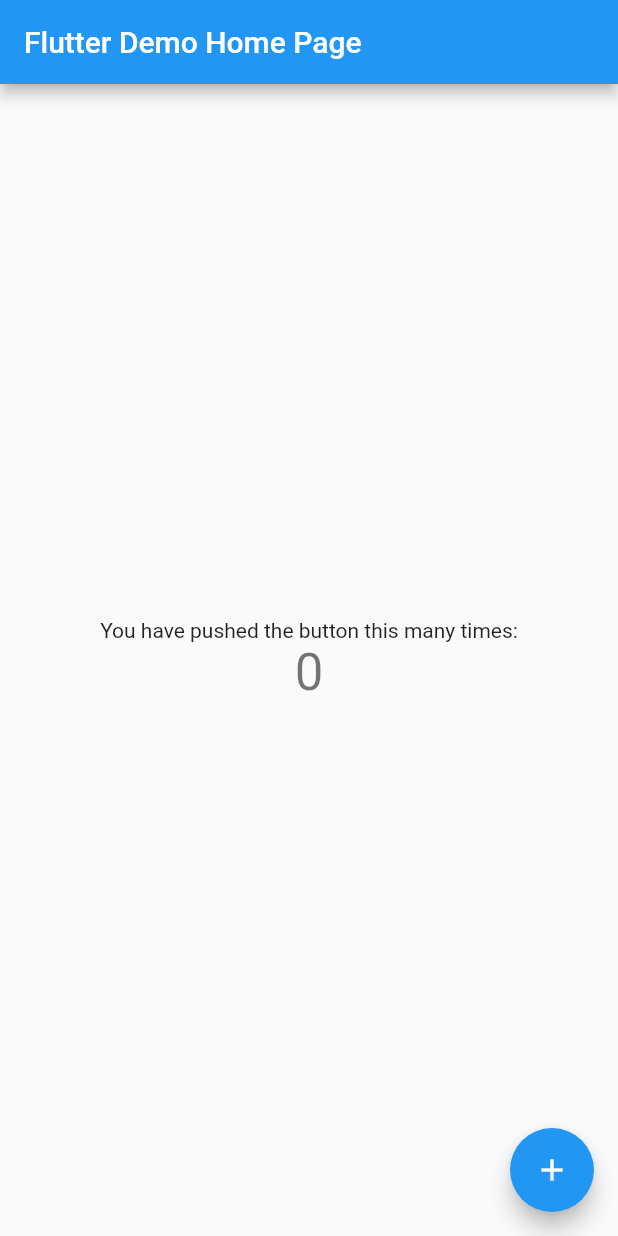
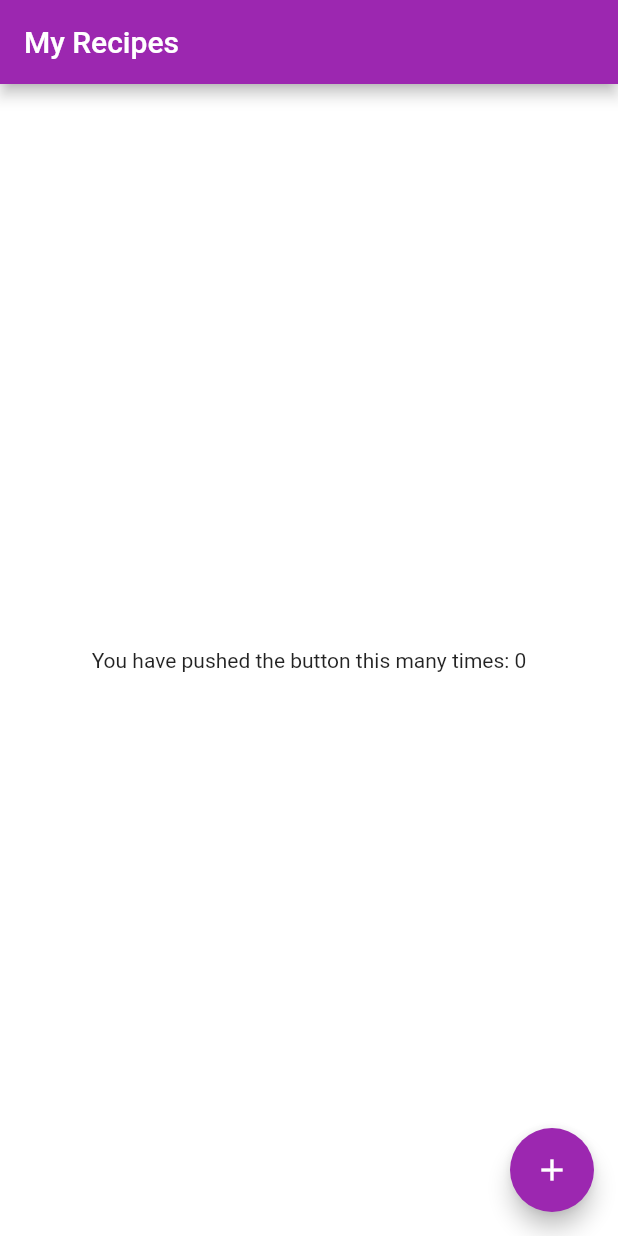
Before and after one commit to louieseno/flutter_recipe_book, a Flutter app: the screen it shows after launch, on a phone screen of 412 x 824 dp. Run offline on Flutter 3.47's test engine with Material 2 defaults, Android fonts, the phone set to English and light mode, and no system bars; our stand-ins replace dio, get.

Commit message:
feat: setup folder structure following clean architecture layer and initial setup for getX home screen

```diff
--- /dev/null
+++ b/client/lib/core/app_pages.dart
@@ -0,0 +1,13 @@
+import 'package:client/presenter/home/home_binding.dart';
+import 'package:client/presenter/home/home_screen.dart';
+import 'package:get/get_navigation/src/routes/get_route.dart';
+
+class AppPages {
+  static final List<GetPage> pages = [
+    GetPage(
+      name: HomeScreen.route,
+      page: () => const HomeScreen(),
+      binding: HomeBinding(),
+    ),
+  ];
+}
--- /dev/null
+++ b/client/lib/domain/repositories/recipe.dart
@@ -0,0 +1,5 @@
+import 'package:client/domain/entities/recipe.dart';
+
+abstract class RecipeRepository {
+  Future<List<Recipe>> get getRecipes;
+}
--- a/client/lib/main.dart
+++ b/client/lib/main.dart
@@ -1,4 +1,8 @@
+import 'package:client/core/app_pages.dart';
+import 'package:client/presenter/home/home_binding.dart';
+import 'package:client/presenter/home/home_screen.dart';
 import 'package:flutter/material.dart';
+import 'package:get/get_navigation/src/root/get_material_app.dart';
 
 void main() {
   runApp(const MyApp());
@@ -10,106 +14,17 @@ class MyApp extends StatelessWidget {
   // This widget is the root of your application.
   @override
   Widget build(BuildContext context) {
-    return MaterialApp(
-      title: 'Flutter Demo',
+    return GetMaterialApp(
+      title: 'Cookbook',
+      debugShowCheckedModeBanner: false,
       theme: ThemeData(
-        // This is the theme of your application.
-        //
-        // Try running your application with "flutter run". You'll see the
-        // application has a blue toolbar. Then, without quitting the app, try
-        // changing the primarySwatch below to Colors.green and then invoke
-        // "hot reload" (press "r" in the console where you ran "flutter run",
-        // or simply save your changes to "hot reload" in a Flutter IDE).
-        // Notice that the counter didn't reset back to zero; the application
-        // is not restarted.
-        primarySwatch: Colors.blue,
+        primarySwatch: Colors.purple,
+        primaryColor: Colors.white,
+        scaffoldBackgroundColor: Colors.white,
       ),
-      home: const MyHomePage(title: 'Flutter Demo Home Page'),
+      getPages: AppPages.pages,
+      initialBinding: HomeBinding(),
+      home: const HomeScreen(),
     );
   }
 }
-
-class MyHomePage extends StatefulWidget {
-  const MyHomePage({super.key, required this.title});
-
-  // This widget is the home page of your application. It is stateful, meaning
-  // that it has a State object (defined below) that contains fields that affect
-  // how it looks.
-
-  // This class is the configuration for the state. It holds the values (in this
-  // case the title) provided by the parent (in this case the App widget) and
-  // used by the build method of the State. Fields in a Widget subclass are
-  // always marked "final".
-
-  final String title;
-
-  @override
-  State<MyHomePage> createState() => _MyHomePageState();
-}
-
-class _MyHomePageState extends State<MyHomePage> {
-  int _counter = 0;
-
-  void _incrementCounter() {
-    setState(() {
-      // This call to setState tells the Flutter framework that something has
-      // changed in this State, which causes it to rerun the build method below
-      // so that the display can reflect the updated values. If we changed
-      // _counter without calling setState(), then the build method would not be
-      // called again, and so nothing would appear to happen.
-      _counter++;
-    });
-  }
-
-  @override
-  Widget build(BuildContext context) {
-    // This method is rerun every time setState is called, for instance as done
-    // by the _incrementCounter method above.
-    //
-    // The Flutter framework has been optimized to make rerunning build methods
-    // fast, so that you can just rebuild anything that needs updating rather
-    // than having to individually change instances of widgets.
-    return Scaffold(
-      appBar: AppBar(
-        // Here we take the value from the MyHomePage object that was created by
-        // the App.build method, and use it to set our appbar title.
-        title: Text(widget.title),
-      ),
-      body: Center(
-        // Center is a layout widget. It takes a single child and positions it
-        // in the middle of the parent.
-        child: Column(
-          // Column is also a layout widget. It takes a list of children and
-          // arranges them vertically. By default, it sizes itself to fit its
-          // children horizontally, and tries to be as tall as its parent.
-          //
-          // Invoke "debug painting" (press "p" in the console, choose the
-          // "Toggle Debug Paint" action from the Flutter Inspector in Android
-          // Studio, or the "Toggle Debug Paint" command in Visual Studio Code)
-          // to see the wireframe for each widget.
-          //
-          // Column has various properties to control how it sizes itself and
-          // how it positions its children. Here we use mainAxisAlignment to
-          // center the children vertically; the main axis here is the vertical
-          // axis because Columns are vertical (the cross axis would be
-          // horizontal).
-          mainAxisAlignment: MainAxisAlignment.center,
-          children: <Widget>[
-            const Text(
-              'You have pushed the button this many times:',
-            ),
-            Text(
-              '$_counter',
-              style: Theme.of(context).textTheme.headlineMedium,
-            ),
-          ],
-        ),
-      ),
-      floatingActionButton: FloatingActionButton(
-        onPressed: _incrementCounter,
-        tooltip: 'Increment',
-        child: const Icon(Icons.add),
-      ), // This trailing comma makes auto-formatting nicer for build methods.
-    );
-  }
-}
--- /dev/null
+++ b/client/lib/presenter/home/home_binding.dart
@@ -0,0 +1,9 @@
+import 'package:get/get.dart';
+import 'package:client/presenter/home/home_controller.dart';
+
+class HomeBinding extends Bindings {
+    @override
+    void dependencies() {
+      Get.lazyPut(() => HomeController());
+    }
+}
--- /dev/null
+++ b/client/lib/presenter/home/home_screen.dart
@@ -0,0 +1,41 @@
+import 'package:client/presenter/home/home_controller.dart';
+import 'package:flutter/material.dart';
+import 'package:get/get_state_manager/get_state_manager.dart';
+
+class HomeScreen extends StatefulWidget {
+  static const route = '/';
+  const HomeScreen({super.key});
+
+  @override
+  State<HomeScreen> createState() => _HomeScreenState();
+}
+
+class _HomeScreenState extends State<HomeScreen> {
+  @override
+  Widget build(BuildContext context) {
+   return GetBuilder<HomeController>(
+      builder: (controller) {
+
+        return Scaffold(
+          appBar: AppBar(
+            title: const Text("My Recipes"),
+          ),
+          body: Center(
+            child:  Column(
+              mainAxisAlignment: MainAxisAlignment.center,
+              children: <Widget>[
+                Obx(() => Text( 'You have pushed the button this many times: ${controller.count.value}')),
+              ],
+            ),
+          ),
+          floatingActionButton: FloatingActionButton(
+            onPressed: () => controller.increment(),
+            tooltip: 'Increment',
+            child: const Icon(Icons.add),
+          ), // This trailing comma makes auto-formatting nicer for build methods.
+        );
+      },
+    );
+
+  }
+}
```
Also changed, not shown: client/lib/core/api/yummyl.dart (added, +26 -0 lines), client/lib/data/repositories/recipe/data_implement_recipe.dart (added, +15 -0 lines), client/lib/domain/entities/base_date.dart (added, +8 -0 lines), client/lib/domain/entities/recipe.dart (added, +44 -0 lines), client/lib/domain/usecases/recipe/fetch_recipes.dart (added, +13 -0 lines), client/lib/presenter/home/home_controller.dart (added, +23 -0 lines).
